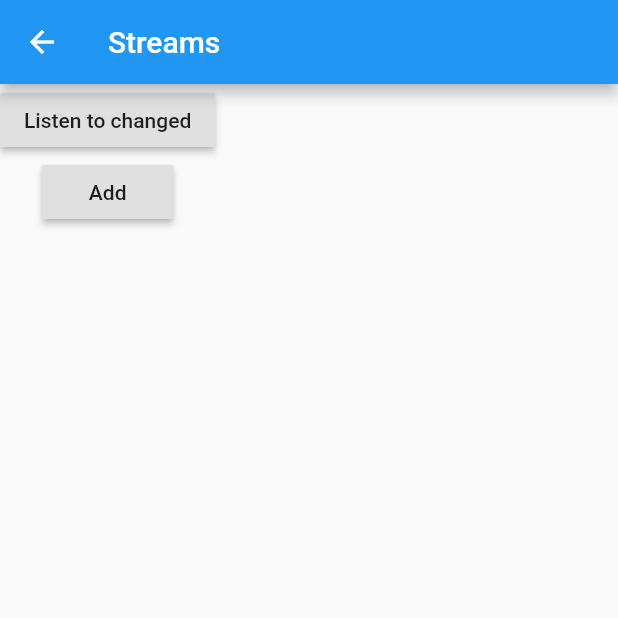
After one commit to imksav/gca_flutter_training_state_management, a Flutter app: the StreamExample screen opened directly, on a phone screen of 412 x 824 dp, the top half of it. The commit adds this screen. Run offline on Flutter 3.47's test engine with Material 2 defaults, Android fonts, the phone set to English and light mode, and no system bars; our stand-ins replace get, shared_preferences; missing offline and left inert: dart:html; accounts and stored records are empty; statements that could not run were skipped.

Commit message:
learning stoptime

```diff
--- a/lib/main.dart
+++ b/lib/main.dart
@@ -1,4 +1,6 @@
-import 'package:app2/screens/homepage.dart';
+import 'package:app2/screens/homepage/homepage.dart';
+import 'package:app2/screens/stoptime/stoptime.dart';
+import 'package:app2/screens/streams/streamexample.dart';
 import 'package:flutter/material.dart';
 import 'package:get/get_navigation/src/root/get_material_app.dart';
 
@@ -17,7 +19,7 @@ class MyApp extends StatelessWidget {
         primarySwatch: Colors.blue,
         visualDensity: VisualDensity.adaptivePlatformDensity,
       ),
-      home: HomePage(),
+      home: StopTime(),
     );
   }
 }
--- a/lib/screens/homepage.dart
+++ b/lib/screens/homepage/homepage.dart
@@ -1,4 +1,4 @@
-import 'package:app2/screens/homepagecontroller.dart';
+import 'package:app2/screens/homepage/homepagecontroller.dart';
 import 'package:flutter/material.dart';
 import 'package:get/get.dart';
 
--- /dev/null
+++ b/lib/screens/stoptime/stoptiecontroller.dart
@@ -0,0 +1,20 @@
+import 'dart:async';
+import 'dart:html';
+
+import 'package:get/get.dart';
+import 'package:get/get_state_manager/get_state_manager.dart';
+
+class StopTimeController extends GetxController {
+  final StreamController streamController = StreamController();
+  RxList<Text> _timeList = [Text("Initial")].obs;
+  List<Text> get timeList => _timeList.value;
+  stop() {
+    streamController.sink.add(DateTime.now().toIso8601String());
+  }
+
+  listen() {
+    streamController.stream.listen((event) {
+      _timeList.value.add(Text(event));
+    });
+  }
+}
--- /dev/null
+++ b/lib/screens/streams/streamexample.dart
@@ -0,0 +1,47 @@
+import 'dart:async';
+
+import 'package:flutter/material.dart';
+
+class StreamExample extends StatelessWidget {
+  final StreamController streamController = StreamController();
+
+  @override
+  Widget build(BuildContext context) {
+    return Scaffold(
+      appBar: AppBar(
+        title: Text("Streams"),
+      ),
+      body: _body(),
+    );
+  }
+
+  Widget _body() {
+    return Column(
+      children: [
+        _listenButton(),
+        _addButton(),
+      ],
+    );
+  }
+
+  Widget _addButton() {
+    String currentDateTime = DateTime.now().toString();
+    return RaisedButton(
+      onPressed: () {
+        streamController.sink.add(currentDateTime);
+      },
+      child: Text("Add"),
+    );
+  }
+
+  Widget _listenButton() {
+    return RaisedButton(
+      onPressed: () {
+        streamController.stream.listen((event) {
+          print(event);
+        });
+      },
+      child: Text("Listen to changed"),
+    );
+  }
+}
--- /dev/null
+++ b/lib/screens/streams/streamexamplecontroller.dart
@@ -0,0 +1,6 @@
+import 'dart:async';
+
+import 'package:get/get.dart';
+
+class StreamExampleController extends GetxController {
+}
```
Also changed, not shown: lib/screens/stoptime/stoptime.dart (added, +36 -0 lines), lib/screens/homepage/homepagecontroller.dart (renamed from lib/screens/homepagecontroller.dart).
